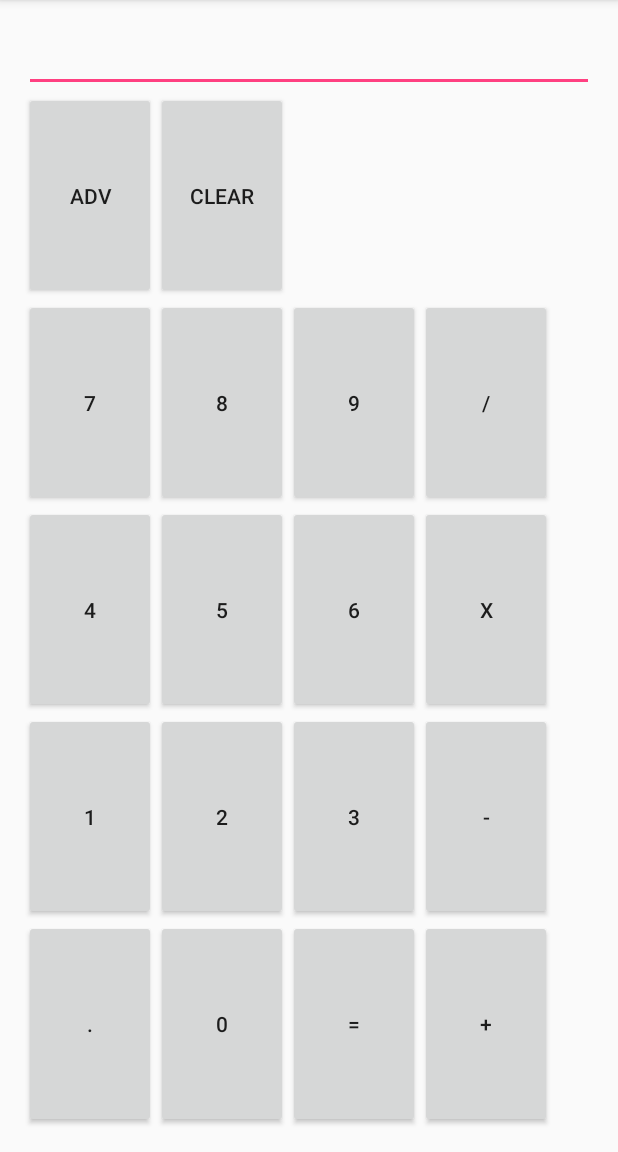
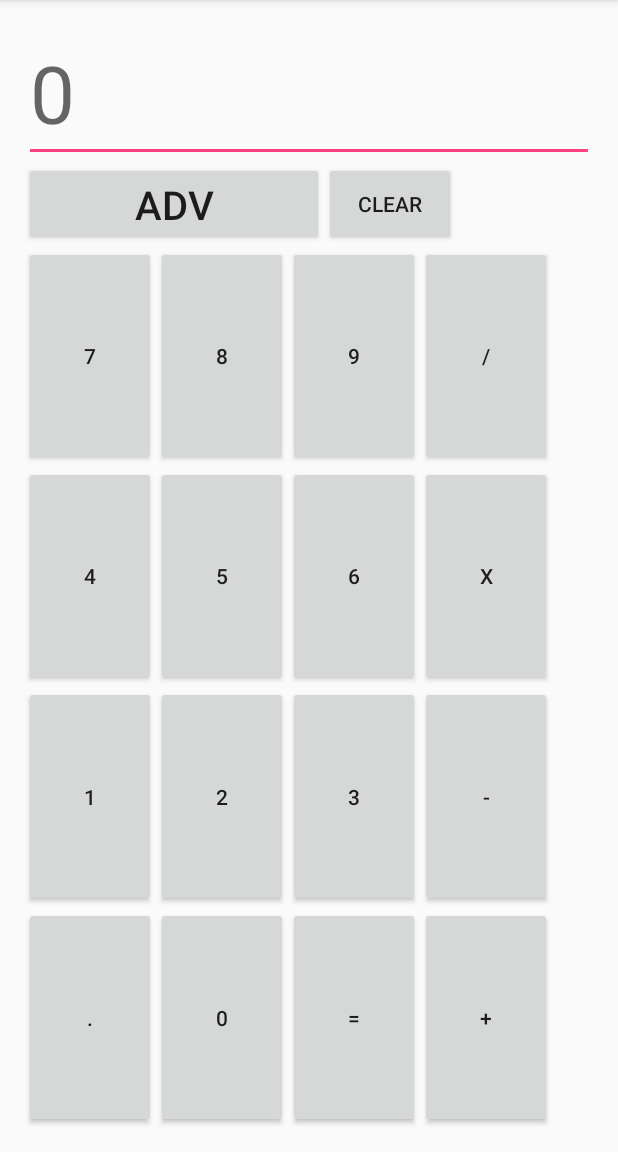
Before and after one commit to Darrieta05/Calcu, an Android app: the screen it shows after launch (MainActivity), on a phone screen of 412 x 824 dp, the part 84-1236 px from its top. Run offline under Robolectric (Android 15) with nearby library versions, the phone set to English and light mode, and no system bars.

Commit message:
Changes1

```diff
--- a/CalculadoraLab3/app/src/main/res/layout/activity_main.xml
+++ b/CalculadoraLab3/app/src/main/res/layout/activity_main.xml
@@ -12,27 +12,35 @@
 
 
     <EditText
+        android:hint="0"
+        android:id="@+id/edit"
+        android:textSize="24pt"
         android:layout_width="match_parent"
         android:layout_height="wrap_content" />
+<LinearLayout
+    android:layout_width="wrap_content"
+    android:layout_height="wrap_content"
+    android:orientation="horizontal">
+
+    <Button
+            android:textSize="12pt"
+            android:text="ADV"
+            android:id="@+id/advcalc"
+            android:layout_width="200dp"
+            android:layout_height="wrap_content"/>
+    <Button
+            android:text="CLEAR"
+            android:id="@+id/clear"
+            android:width="24dp"
+            android:layout_height="match_parent"
+        android:layout_width="wrap_content" />
+
+</LinearLayout>
 
     <TableLayout
-        android:layout_width="match_parent"
-        android:layout_height="match_parent">
-        <TableRow
-            android:layout_weight="1"
-            android:layout_gravity="center">
-            <Button
-                android:text="ADV"
-                android:id="@+id/advcalc"
-                android:layout_width="match_parent"
-                android:layout_height="match_parent"/>
-            <Button
-                android:text="CLEAR"
-                android:id="@+id/clear"
-                android:layout_width="wrap_content"
-                android:layout_gravity="right"
-                android:layout_height="match_parent"/>
-        </TableRow>
+        android:layout_width="fill_parent"
+        android:layout_height="fill_parent">
+
 
         <TableRow
             android:layout_weight="1"
```
